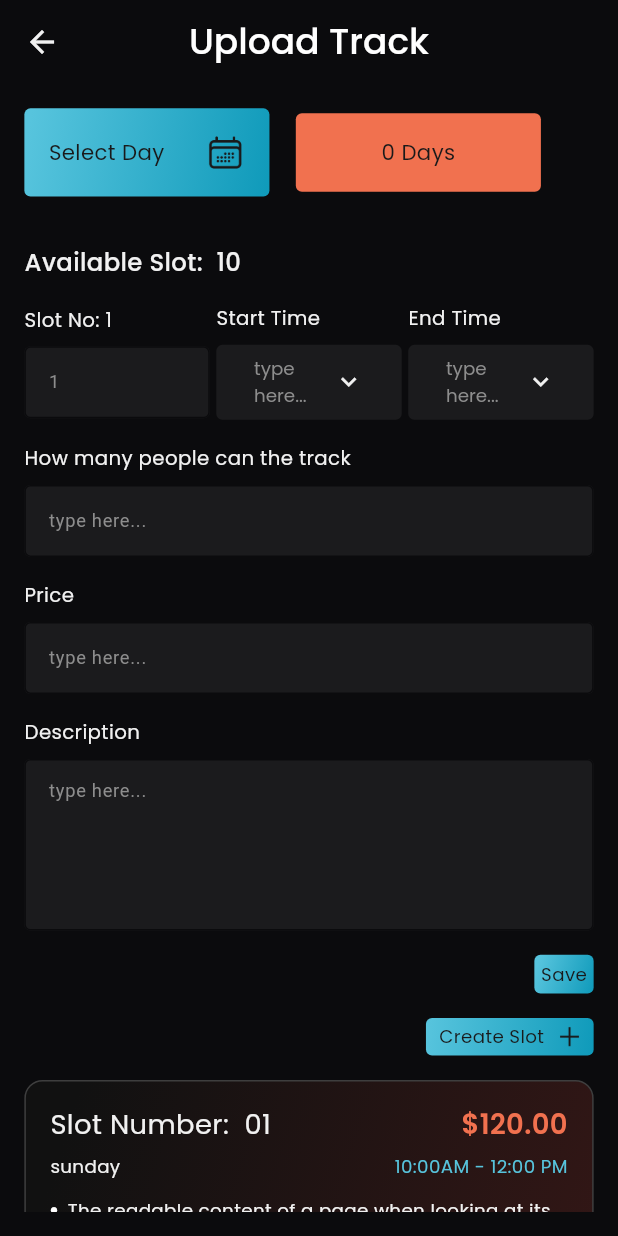
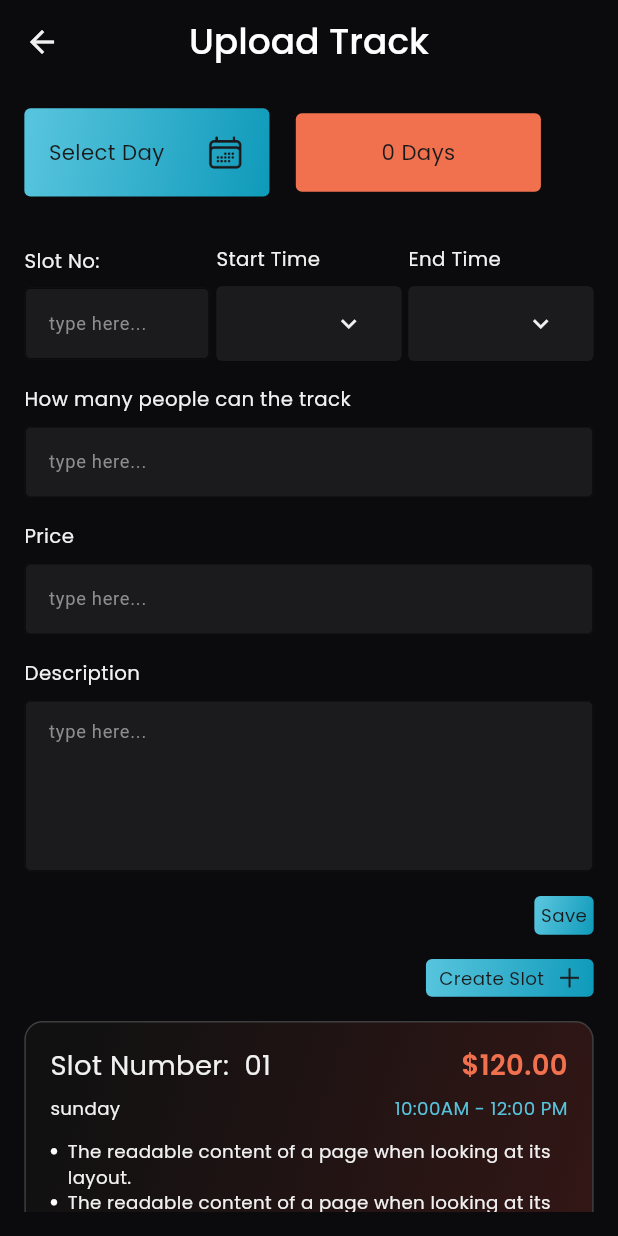
Before and after one commit to moury12/My-Tracks, a Flutter app: the UploadTrackScreen screen opened by its route, on a phone screen of 412 x 824 dp. Run offline on Flutter 3.47's test engine with Material 3 defaults, Android fonts, the phone set to English and light mode, and no system bars; our stand-ins replace connectivity_plus, device_preview, file_picker, flutter_rating_bar, flutter_screenutil, geocoding and 9 more; accounts and stored records are empty.

Commit message:
feat: create slot done

```diff
--- a/lib/controller/create_track_controller.dart
+++ b/lib/controller/create_track_controller.dart
@@ -1,6 +1,7 @@
 import 'dart:io';
 
 import 'package:flutter/cupertino.dart';
+import 'package:flutter/foundation.dart';
 import 'package:get/get.dart';
 import 'package:intl/intl.dart';
 import 'package:track_trek/controller/network_controller.dart';
@@ -12,17 +13,22 @@ import 'package:track_trek/view/add/upload_track.dart';
 class CreateTrackController extends GetxController {
   static CreateTrackController get to => Get.find();
   var locationSuggestions = RxList<LocationSuggestion>([]);
-  Rx<TextEditingController> trackNameController = TextEditingController().obs;
+  Rx<TextEditingController> trackNameController =
+      TextEditingController(text: kDebugMode ? 'track name' : '').obs;
   Rx<TextEditingController> trackLocationController =
-      TextEditingController().obs;
-  Rx<TextEditingController> trackDescriptionController =
-      TextEditingController().obs;
+      TextEditingController(text: kDebugMode ? 'mirpur' : '').obs;
+  Rx<TextEditingController> trackDescriptionController = TextEditingController(
+          text: kDebugMode
+              ? 'The readable content of a page when looking at its layout.'
+              : '')
+      .obs;
   Rx<TextEditingController> uploadTrackPeopleNumberController =
       TextEditingController().obs;
   Rx<TextEditingController> uploadTrackPriceController =
       TextEditingController().obs;
   Rx<TextEditingController> uploadTrackDescriptionController =
       TextEditingController().obs;
+  Rx<TextEditingController> slotNoController = TextEditingController().obs;
   RxList<Map<String, dynamic>> weekDays = <Map<String, dynamic>>[].obs;
   var selectedCategory = Rx<String?>(null);
   var destinationLat = Rx<String?>(null);
@@ -31,10 +37,14 @@ class CreateTrackController extends GetxController {
   RxList<String> trackPhotosList = <String>[].obs;
   RxString days = '0'.obs;
   RxString trackId = ''.obs;
+  RxString selectedWeekDay = ''.obs;
+  RxString selectedStartTime = ''.obs;
+  RxString selectedEndTime = ''.obs;
 
   ///=====================loading variables=====================///
   RxBool isLoadingPostTrack = false.obs;
   RxBool isLoadingUpdateTrack = false.obs;
+  RxBool isLoadingCreateSlot = false.obs;
   getWeekDays() {
     weekDays.value = generateWeekDays();
   }
@@ -96,16 +106,38 @@ class CreateTrackController extends GetxController {
             .toList(),
       );
       if (isUpdate) {
-        days.value=weekDays
+        days.value = weekDays
             .where((e) => e['selected'] == true)
-            .map((e) =>
-        e['day_name'] as String)
-            .toList().length.toString();
+            .map((e) => e['day_name'] as String)
+            .toList()
+            .length
+            .toString();
       }
 
       isLoadingUpdateTrack.value = false;
     } else {
       isLoadingUpdateTrack.value = false;
+      noInternetShowCustomSnackbar();
+    }
+  }
+
+  createSlotTrackCall() async {
+    if (NetworkController.to.isConnected.value) {
+      isLoadingCreateSlot.value = true;
+      bool isUpdate = await TrackEventService.createTrackSlotRequest(
+          trackId: trackId.value,
+          day: selectedWeekDay.value,
+          slotNo: slotNoController.value.text,
+          startTime: selectedStartTime.value,
+          endTime: selectedEndTime.value,
+          price: uploadTrackPriceController.value.text,
+          maxPeople: uploadTrackPeopleNumberController.value.text,
+          description: uploadTrackDescriptionController.value.text);
+      if (isUpdate) {}
+
+      isLoadingCreateSlot.value = false;
+    } else {
+      isLoadingCreateSlot.value = false;
       noInternetShowCustomSnackbar();
     }
   }
--- a/lib/core/init/api_client.dart
+++ b/lib/core/init/api_client.dart
@@ -13,5 +13,6 @@ class ApiClient {
   static String get categoryUrl => '$baseUrl/dashboard/get-all-category';
   static String get addBusinessTrackUrl => '$baseUrl/business/track';
   static String get updateTrackUrl => '$baseUrl/business/update-track';
+  static String get createTrackSlotUrl => '$baseUrl/business/create-slot';
 
 }
--- a/lib/view/add/upload_track.dart
+++ b/lib/view/add/upload_track.dart
@@ -149,21 +149,27 @@ class UploadTrackScreen extends StatelessWidget {
                                           );
                                         }),
                                         space12H,
-                                        Obx(
-                                           () {
+                                        Obx(() {
                                           return CustomButton(
-                                              isLoading: CreateTrackController.to.isLoadingUpdateTrack.value,
+                                            isLoading: CreateTrackController
+                                                .to.isLoadingUpdateTrack.value,
                                             onTap: () {
-                                                if(CreateTrackController.to.weekDays.isNotEmpty){
+                                              if (CreateTrackController
+                                                  .to.weekDays.isNotEmpty) {
                                                 CreateTrackController.to
                                                     .updateTrackCall();
-                                                }else{
-                                                  showCustomSnackbar(title: AppStaticString.failed,
-                                                  message: 'Please select a day', type: SnackBarType.failed);
+                                              } else {
+                                                showCustomSnackbar(
+                                                    title:
+                                                        AppStaticString.failed,
+                                                    message:
+                                                        'Please select a day',
+                                                    type: SnackBarType.failed);
                                               }
-                                              },title: AppStaticString.save,);
-                                          }
-                                        )
+                                            },
+                                            title: AppStaticString.save,
+                                          );
+                                        })
                                       ],
                                     ),
                                   ),
@@ -174,13 +180,11 @@ class UploadTrackScreen extends StatelessWidget {
                         ),
 
                         ///=============dynamic days==================///
-                         Obx(
-                           () {
+                        Obx(() {
                           return PrimaryColorContainer(
                             text: '${CreateTrackController.to.days.value} Days',
                           );
-                           }
-                         ),
+                        }),
                         space16W
                       ],
                     ),
@@ -232,6 +236,12 @@ class UploadTrackScreen extends StatelessWidget {
                                             onTap: () {
                                               CreateTrackController
                                                   .to.selectedDay.value = index;
+                                              CreateTrackController
+                                                  .to
+                                                  .selectedWeekDay
+                                                  .value = day.toString();
+                                              print(CreateTrackController
+                                                  .to.selectedWeekDay.value);
                                             },
                                             text: day,
                                           );
@@ -241,35 +251,64 @@ class UploadTrackScreen extends StatelessWidget {
                             );
                     }),
 
-              ///===================dynamic available slot===================//
+              /* ///===================dynamic available slot===================//
               argument != null && argument == 'event'
                   ? const SizedBox.shrink()
                   : Text(
                       '${AppStaticString.availableSlot} 10',
                       style: poppinsMedium.copyWith(
                           fontSize: getFontSizeLarge(context)),
-                    ),
+                    ),*/
 
               Row(
                 spacing: 4.w,
                 children: [
-                  const Expanded(
+                  Expanded(
                       child: CustomTextField(
-                    title: '${AppStaticString.slotNo} 1',
-                    hintText: '1',
+                    title: AppStaticString.slotNo,
+                    textEditingController:
+                        CreateTrackController.to.slotNoController.value,
                   )),
                   argument != null && argument == 'event'
                       ? const SizedBox.shrink()
-                      : const Expanded(
+                      : Obx(() {
+                          return Expanded(
+                              child: InkWell(
+                            onTap: () async {
+                              CreateTrackController.to.selectedStartTime.value =
+                                  await selectAndFormatTime(
+                                          context: context,
+                                          initialTime: const TimeOfDay(
+                                              hour: 10, minute: 0)) ??
+                                      '';
+                            },
                             child: CustomDropdown(
                               title: 'Start Time',
-                        )),
+                              hintText: CreateTrackController
+                                  .to.selectedStartTime.value,
+                            ),
+                          ));
+                        }),
                   argument != null && argument == 'event'
                       ? const SizedBox.shrink()
-                      : const Expanded(
+                      : Obx(() {
+                          return Expanded(
+                              child: InkWell(
+                            onTap: () async {
+                              CreateTrackController.to.selectedEndTime.value =
+                                  await selectAndFormatTime(
+                                          context: context,
+                                          initialTime: const TimeOfDay(
+                                              hour: 10, minute: 0)) ??
+                                      '';
+                            },
                             child: CustomDropdown(
+                              hintText: CreateTrackController
+                                  .to.selectedEndTime.value,
                               title: 'End Time',
-                        )),
+                            ),
+                          ));
+                        }),
                 ],
               ),
 
@@ -305,7 +344,22 @@ class UploadTrackScreen extends StatelessWidget {
               ),
 
               ///==================save button================///
-              const SaveSmallButtonWidget(),
+              Obx(() {
+                return CreateTrackController.to.isLoadingCreateSlot.value
+                    ? Align(
+                  alignment: Alignment.topRight,
+                      child: const DefaultProgressIndicator(
+                          color: AppColors.blueColor,
+                        ),
+                    )
+                    : SaveSmallButtonWidget(
+
+                        onTap: () {
+
+                          CreateTrackController.to.createSlotTrackCall();
+                        },
+                      );
+              }),
 
               ///========================create slot button=========================///
               const CreateSlotButtonSmallWidget(),
--- a/lib/view/add/widgets/buttons.dart
+++ b/lib/view/add/widgets/buttons.dart
@@ -66,19 +66,17 @@ class SaveSmallButtonWidget extends StatelessWidget {
 
   @override
   Widget build(BuildContext context) {
-    return GestureDetector(
-      onTap: onTap,
-      child: Align(
+    return Align(
       alignment: Alignment.centerRight,
       child: IntrinsicWidth(
         child: GradientContainerWidget(
+          onTap: onTap,
           radius: 4.r,
           textStyle: poppinsRegular.copyWith(
               color: AppColors.blackLightColor,
               fontSize: getFontSizeSmall(context)),
           text: AppStaticString.save,
           padding: EdgeInsets.all(4.w),
-          ),
         ),
       ),
     );
```
Also changed, not shown: lib/core/components/custom_button.dart (+4 -3 lines), lib/core/service/track_event_service.dart (+59 -10 lines), lib/core/utils/helper_function.dart (+28 -1 lines). Lines whose indentation alone changed are shown as unchanged.
